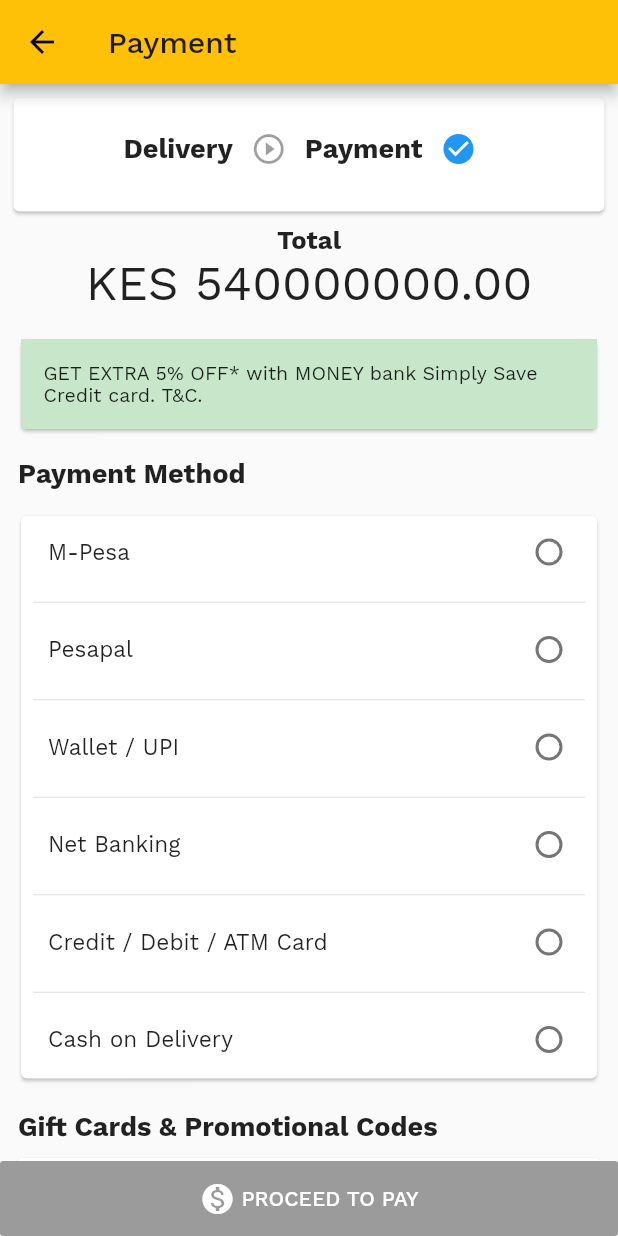
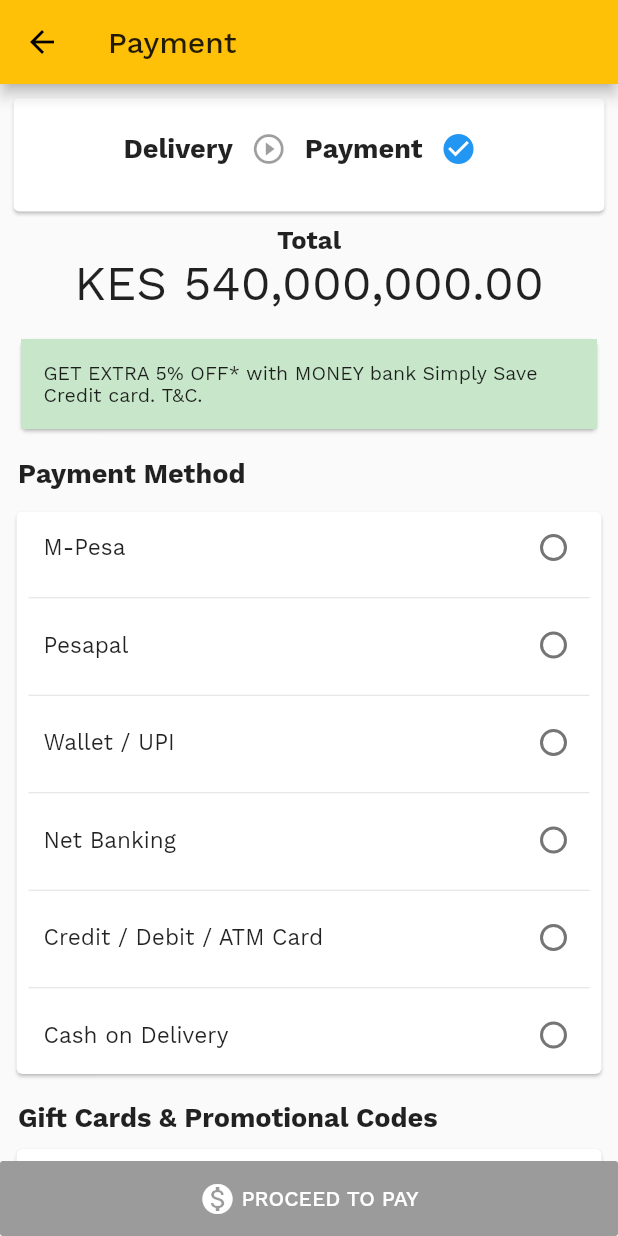
Before and after one commit to kevinomyonga/VividGold-Mobile, a Flutter app: the CheckoutPage screen opened by its route, after a tap on "CONFIRM ORDER", on a phone screen of 412 x 824 dp. Run offline on Flutter 3.47's test engine with Material 2 defaults, Android fonts, the phone set to English and light mode, and no system bars; our stand-ins replace carousel_pro, device_info, dots_indicator, dynamic_theme, flutter_slidable, font_awesome_flutter and 3 more; missing offline and left inert: barcode_scan, launch_review; network calls fail; project files that could hold a hidden picture were left out.

Commit message:
Added Number Formatter Plugin To Give Prices And Totals A Consistent Look. Scanner Works On Android.

```diff
--- a/lib/ui/cart/cart.dart
+++ b/lib/ui/cart/cart.dart
@@ -97,7 +97,7 @@ class CartPageState extends State<CartPage> {
                     fontSize: 15.0, fontWeight: FontWeight.w700),
               ),
               new Text(
-                "TOTAL : " + currency + " ${itemsPriceTotal.toStringAsFixed(2)}",
+                "TOTAL : " + currency + " ${UIConstants.formatter.format(itemsPriceTotal)}",
                 style: new TextStyle(
                     color: UIColors.cartItemPriceColor,
                     fontSize: 15.0, fontWeight: FontWeight.w700),
--- a/lib/ui/cart/checkout.dart
+++ b/lib/ui/cart/checkout.dart
@@ -312,7 +312,7 @@ class CheckoutPageState extends State<CheckoutPage> {
                             new Text('Items($totalItems):'),
                             Align(
                               alignment: Alignment.centerRight,
-                              child: new Text(currency + '${itemsPriceTotal.toStringAsFixed(2)}'),
+                              child: new Text(currency + ' ${UIConstants.formatter.format(itemsPriceTotal)}'),
                             ),
                           ]
                       ),
@@ -321,7 +321,9 @@ class CheckoutPageState extends State<CheckoutPage> {
                             new Text('Shipping & Handling:'),
                             Align(
                               alignment: Alignment.centerRight,
-                              child: new Text(currency + '0.00'),
+                              child: new Text(
+                                  currency + ' ${UIConstants.formatter.format(0.00)}',
+                              ),
                             ),
                           ]
                       ),
@@ -330,7 +332,9 @@ class CheckoutPageState extends State<CheckoutPage> {
                             new Text('Discount:'),
                             Align(
                               alignment: Alignment.centerRight,
-                              child: new Text(currency + '0.00'),
+                              child: new Text(
+                                currency + ' ${UIConstants.formatter.format(0.00)}',
+                              ),
                             ),
                           ]
                       ),
@@ -345,7 +349,7 @@ class CheckoutPageState extends State<CheckoutPage> {
                             Align(
                               alignment: Alignment.centerRight,
                               child: new Text(currency +
-                                  '${orderTotal.toStringAsFixed(2)}',
+                                  ' ${UIConstants.formatter.format(orderTotal)}',
                                 style: TextStyle(
                                   color: UIColors.cartItemPriceColor,
                                   fontSize: 17.0,
--- a/lib/ui/cart/payment.dart
+++ b/lib/ui/cart/payment.dart
@@ -28,6 +28,7 @@ class PaymentPageState extends State<PaymentPage> {
 
   String barcode = "";
 
+  bool _isApplyCodeButtonVisible = false;
   bool _isPaymentButtonEnabled = false;
 
   @override
@@ -141,7 +142,7 @@ class PaymentPageState extends State<PaymentPage> {
                       ),
                     ),
                     Text(
-                      currency + ' ${orderTotal.toStringAsFixed(2)}',
+                      currency + ' ${UIConstants.formatter.format(orderTotal)}',
                       style: TextStyle(fontSize: 32.0,
                       ),
                     ),
@@ -194,7 +195,7 @@ class PaymentPageState extends State<PaymentPage> {
               ),
               _verticalDivider(),
               new Container(
-                  margin: EdgeInsets.all(10.0),
+                  margin: EdgeInsets.all(7.0),
                   child: Card(
                     child: Container(
                       child: new ListView.builder(
@@ -291,7 +292,6 @@ class PaymentPageState extends State<PaymentPage> {
                               controller: TextEditingController(text: barcode),
                               decoration: InputDecoration(
                                 filled: true,
-                                //fillColor: UIColors.searchFieldColor,
                                 suffixIcon: IconButton(
                                   icon:Icon(
                                     FontAwesomeIcons.camera,
@@ -313,8 +313,33 @@ class PaymentPageState extends State<PaymentPage> {
                                     borderRadius: BorderRadius.circular(0.0)
                                 ),
                               ),
-                              //onChanged: searchOperation,
+                              onChanged: codeUpdateOperation,
                             ),
+                            _isApplyCodeButtonVisible ?
+                            RaisedButton(
+                              onPressed: () {},
+                              color: UIColors.confirmOrderButtonColor,
+                              child: Center(
+                                child: Row(
+                                  mainAxisAlignment: MainAxisAlignment.center,
+                                  children: <Widget>[
+                                    Icon(
+                                      Icons.add_circle_outline,
+                                      color: Colors.white,
+                                    ),
+                                    SizedBox(
+                                      width: 4.0,
+                                    ),
+                                    Text(
+                                      "APPLY",
+                                      style: TextStyle(
+                                          color: Colors.white
+                                      ),
+                                    ),
+                                  ],
+                                ),
+                              ),
+                            ) : new Container(),
                           ],
                         ),
                       ),
@@ -396,16 +421,47 @@ class PaymentPageState extends State<PaymentPage> {
     } on PlatformException catch (e) {
       if (e.code == BarcodeScanner.CameraAccessDenied) {
         setState(() {
-          this.barcode = 'The user did not grant the camera permission!';
+          //this.barcode = 'The user did not grant the camera permission!';
+          showInSnackBar('Camera permission not granted');
         });
       } else {
-        setState(() => this.barcode = 'Unknown error: $e');
+        //setState(() => this.barcode = 'Unknown error: $e');
+        showInSnackBar('Error scanning code');
       }
     } on FormatException{
-      setState(() => this.barcode = 'null (User returned using the "back"-button before scanning anything. Result)');
+      //setState(() => this.barcode = 'null (User returned using the "back"-button before scanning anything. Result)');
+      showInSnackBar('No code scanned');
     } catch (e) {
-      setState(() => this.barcode = 'Unknown error: $e');
+      //setState(() => this.barcode = 'Unknown error: $e');
+      showInSnackBar('Error scanning code');
     }
+  }
+
+  void codeUpdateOperation(String codeText) {
+    barcode = codeText;
+
+    setState(() {
+      codeText.length > 7 ? _isApplyCodeButtonVisible = true : _isApplyCodeButtonVisible = false;
+    });
+  }
+
+  showInSnackBar(String value) {
+    FocusScope.of(context).requestFocus(new FocusNode());
+    _scaffoldKey.currentState?.removeCurrentSnackBar();
+    _scaffoldKey.currentState.showSnackBar(new SnackBar(
+      content: new Text(
+        value,
+        textAlign: TextAlign.center,
+        style: TextStyle(
+          color: Colors.white,
+          fontSize: 16.0,
+          fontWeight: FontWeight.w600,
+          //fontFamily: "WorkSansSemiBold"
+        ),
+      ),
+      backgroundColor: Colors.indigo,
+      duration: Duration(seconds: 3),
+    ));
   }
 
   _verticalDivider() => Container(
--- a/lib/utils/uiconstants.dart
+++ b/lib/utils/uiconstants.dart
@@ -1,7 +1,11 @@
+import 'package:intl/intl.dart';
+
 class UIConstants {
 
   // Keys
   static const String GMAPS_API_KEY = 'AIzaSyAykljM3Hn20bFf72Y_JoDc-vPNdghLSj8';
+
+  static final formatter = new NumberFormat("#,##0.00");
 
   // Routes
   static const String ROUTE_BASE            = '/';
--- a/lib/widgets/cart_list_item.dart
+++ b/lib/widgets/cart_list_item.dart
@@ -102,7 +102,7 @@ class CartListItem extends StatelessWidget {
                       const Padding(
                           padding: const EdgeInsets.only(top: 5.0)),
                       new Text(
-                        currency + product.itemPrice,
+                        currency + ' ${UIConstants.formatter.format(double.parse(product.itemPrice))}',
                         style: TextStyle(
                           color: UIColors.cartItemPriceColor,
                           fontSize: 13.0,
--- a/lib/widgets/checkout_list_item.dart
+++ b/lib/widgets/checkout_list_item.dart
@@ -110,7 +110,8 @@ class CheckoutListItem extends StatelessWidget {
                                   Align(
                                     alignment: Alignment.centerRight,
                                     child: new Text(
-                                      currency + product.itemPrice,
+                                      currency + ' ${UIConstants.formatter
+                                          .format(double.parse(product.itemPrice))}',
                                     ),
                                   ),
                                 ]
@@ -133,9 +134,10 @@ class CheckoutListItem extends StatelessWidget {
                                   ),
                                   Align(
                                     alignment: Alignment.centerRight,
-                                    child: new Text(currency +
-                                        (double.parse(product.itemPrice) *
-                                            int.parse(product.itemQun)).toStringAsFixed(2),
+                                    child: new Text(
+                                      currency + ' ${UIConstants.formatter
+                                          .format(double.parse(product.itemPrice) *
+                                          int.parse(product.itemQun))}',
                                       style: TextStyle(
                                         color: UIColors.cartItemPriceColor,
                                       ),
--- a/pubspec.yaml
+++ b/pubspec.yaml
@@ -58,6 +58,9 @@ dependencies:
   #image_picker: ^0.5.3+1
 
   #introduction_screen: ^1.0.0
+
+  # Provides internationalization and localization facilities, including message translation, plurals and genders, date/number formatting and parsing, and bidirectional text.
+  intl: ^0.15.8
 
   # A Flutter plugin to assist in leaving user reviews/ratings in Google Play Store and Apple App Store.
   launch_review: ^2.0.0
```
Also changed, not shown: lib/ui/orders/order_details.dart (+13 -6 lines), pubspec.lock.
